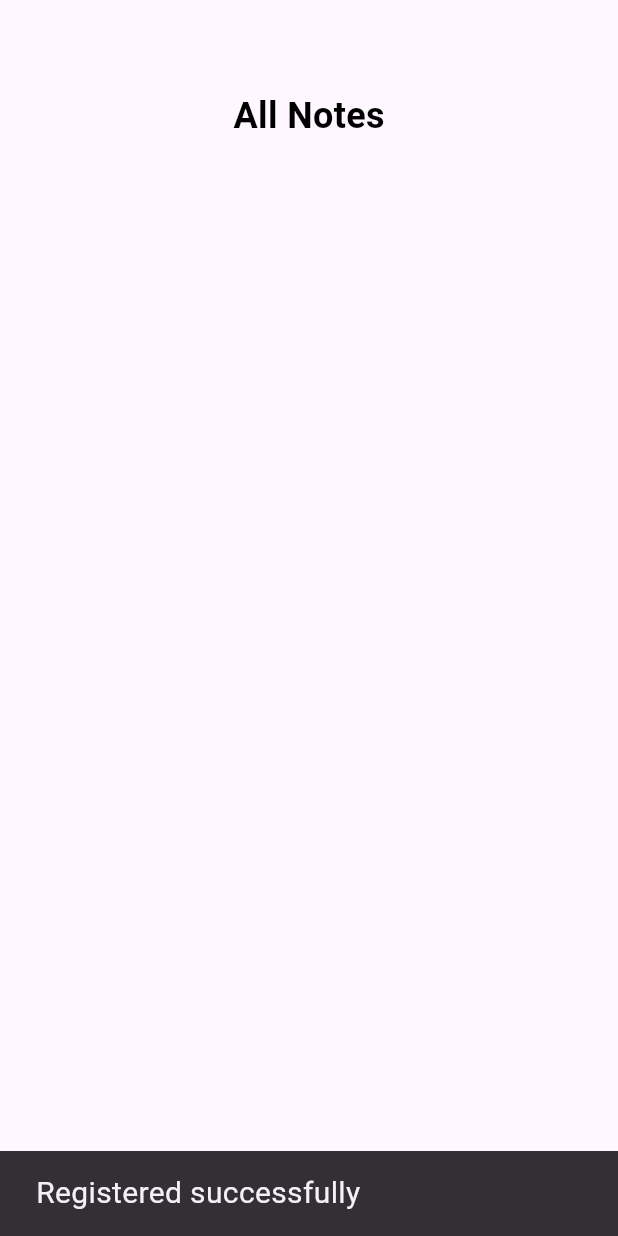
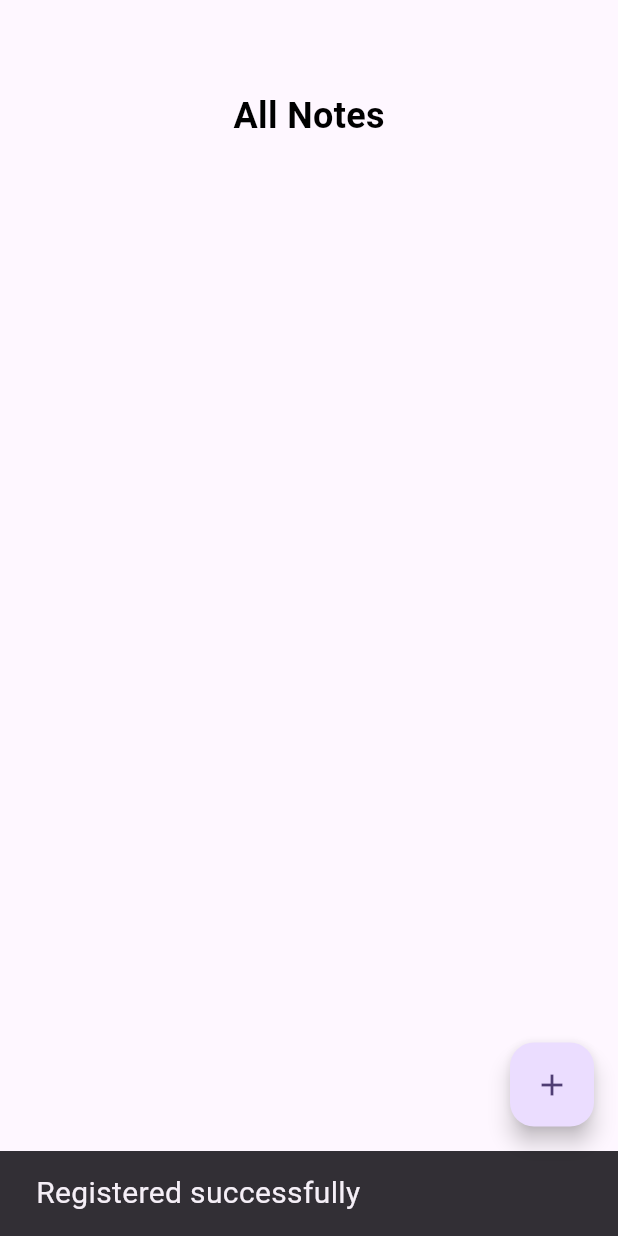
Before and after one commit to SankalpPyFever333/daily_docket, a Flutter app: the screen it shows after launch, after a tap on "SIGN UP", on a phone screen of 412 x 824 dp. Run offline on Flutter 3.47's test engine with Material 3 defaults, Android fonts, the phone set to English and light mode, and no system bars; our stand-ins replace cloud_firestore, firebase_auth, firebase_core, shared_preferences; accounts and stored records are empty; Roboto replaces fonts that are missing (Signi).

Commit message:
added floating action button

```diff
--- a/lib/pages/show_all_note.dart
+++ b/lib/pages/show_all_note.dart
@@ -1,4 +1,5 @@
 import "package:cloud_firestore/cloud_firestore.dart";
+import "package:daily_docket/pages/create_note.dart";
 import "package:daily_docket/pages/update_note_page.dart";
 import "package:daily_docket/services/database.dart";
 import "package:firebase_auth/firebase_auth.dart";
@@ -182,8 +183,14 @@ class _ShowAllNoteState extends State<ShowAllNote> {
           ],
         ),
       ),
-
-      // body: allNotesOfUser(),
+      floatingActionButton: FloatingActionButton(
+        onPressed: () {
+          Navigator.push(context,
+              MaterialPageRoute(builder: (context) => CreateNoteByUser()));
+        },
+        tooltip: "add note",
+        child: Icon(Icons.add),
+      ),
     );
   }
 }
```
